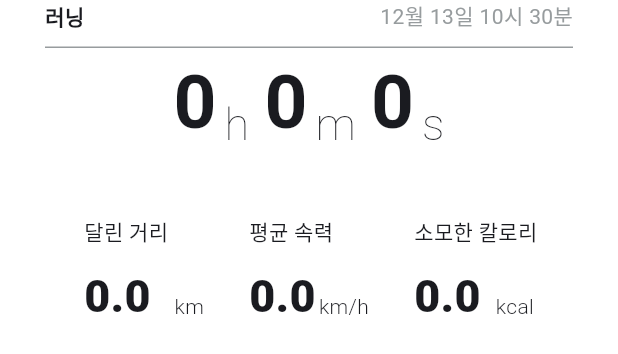
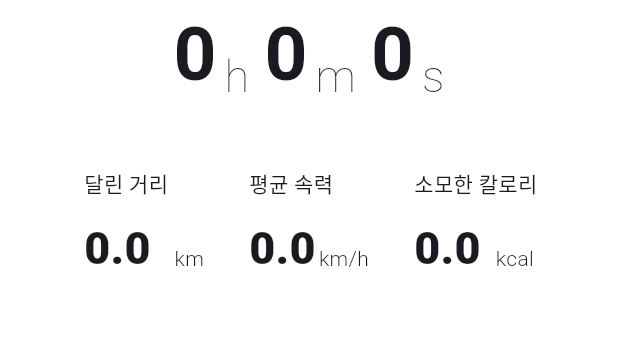
Before and after one commit to TWO-TRILLION/demo-repository, a Flutter app: the RunningAnalysis widget shown alone on an empty page, opened directly with empty values, on a phone screen of 412 x 824 dp. Shown: the top 354 px of the screen. Run offline on Flutter 3.47's test engine with Material 3 defaults, Android fonts, the phone set to English and light mode, and no system bars; our stand-ins replace chat_bubbles, cloud_firestore, firebase_core, flutter_riverpod, geolocator, image_picker and 1 more; missing offline and left inert: kakaomap_webview; accounts and stored records are empty; network calls fail; Roboto replaces fonts that are missing (Pretendard).

Commit message:
[fix]RunningPage 배치 변경

```diff
--- a/lib/ui/pages/running/widgets/running_analysis.dart
+++ b/lib/ui/pages/running/widgets/running_analysis.dart
@@ -24,33 +24,9 @@ class RunningAnalysis extends StatelessWidget {
         viewModel.update(startTime, startLat, startLng);
         final analysis = ref.watch(runningViewModel);
         return Padding(
-          padding: const EdgeInsets.symmetric(horizontal: 30),
+          padding: const EdgeInsets.symmetric(horizontal: 0),
           child: Column(
             children: [
-              Row(
-                mainAxisAlignment: MainAxisAlignment.spaceBetween,
-                children: [
-                  Text(
-                    '러닝',
-                    style: TextStyle(
-                      fontFamily: 'Pretendard',
-                      fontWeight: FontWeight.w700,
-                    ),
-                  ),
-                  Text(
-                    '${DateTime.now().month}월 ${DateTime.now().day}일 ${DateTime.now().hour}시 ${DateTime.now().minute}분',
-                    style: TextStyle(
-                      color: Color(0xff979C9E),
-                    ),
-                  ),
-                ],
-              ),
-              SizedBox(height: 10),
-              Container(
-                width: double.infinity,
-                height: 1,
-                color: Color(0xff979C9E),
-              ),
               Row(
                 mainAxisAlignment: MainAxisAlignment.center,
                 children: [
```
Also changed, not shown: lib/ui/pages/presenchatpage/widgets/fruit.dart (+11 -5 lines), lib/ui/pages/running/running_page.dart (+27 -5 lines), lib/ui/pages/running/widgets/kakao_map.dart (+10 -4 lines), lib/ui/pages/running/widgets/running_button.dart (deleted, +0 -31 lines).
